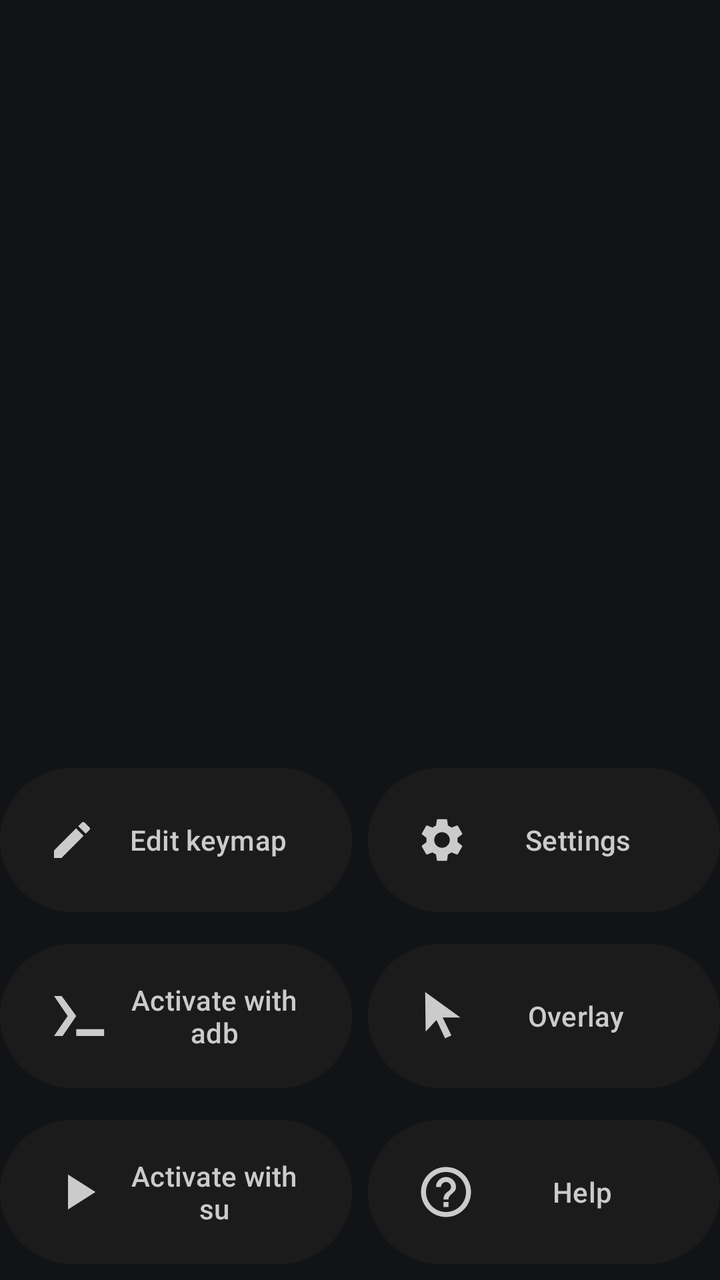
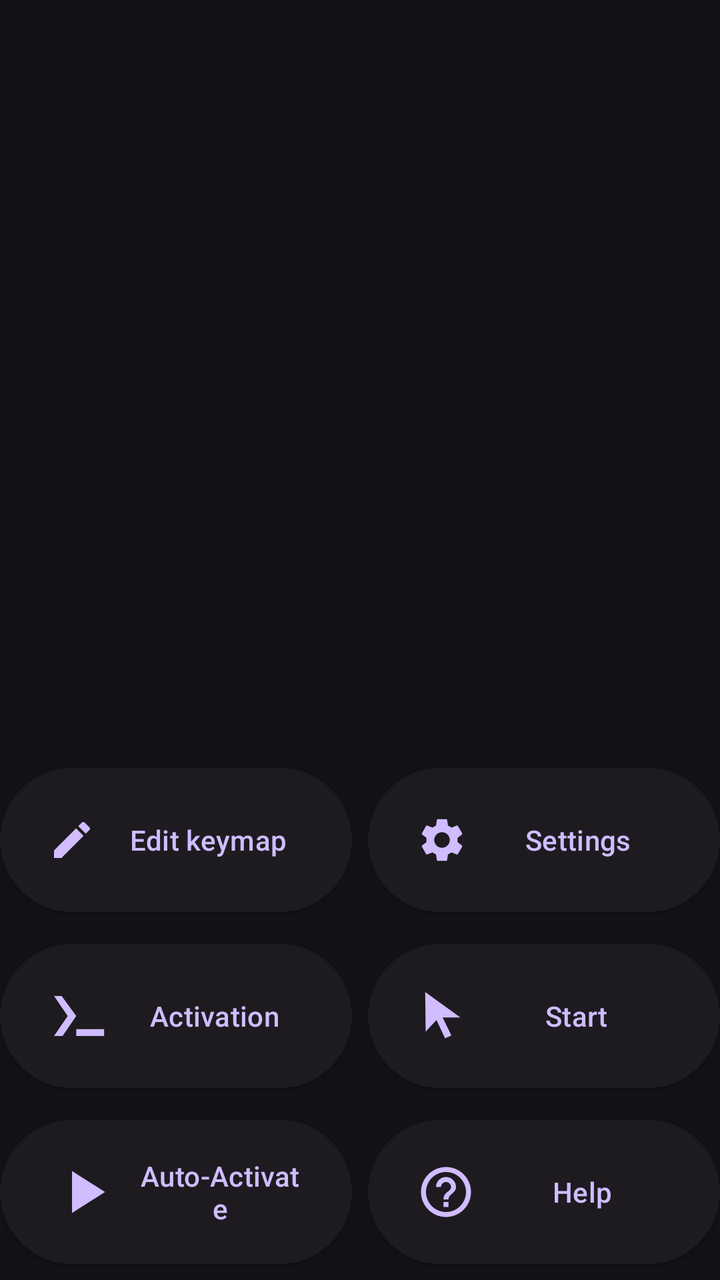

Screens rendered from an Android XML layout before and after an edit, with the pre-edit source and the edit as a unified diff.
<!-- AndroidManifest.xml: application theme Theme.XtMapper -->
<!-- res/layout/activity_main_controls.xml -->
<androidx.constraintlayout.widget.ConstraintLayout android:id="@+id/constrained"
    android:layout_width="match_parent"
    android:layout_height="wrap_content"
    android:layout_marginBottom="20dp"
    android:theme="@style/Theme.XtMapper.cmdview"
    app:layout_constraintBottom_toBottomOf="parent"
    android:gravity="bottom"
    tools:background="@color/black"
    xmlns:android="http://schemas.android.com/apk/res/android"
    xmlns:app="http://schemas.android.com/apk/res-auto"
    xmlns:tools="http://schemas.android.com/tools">

    <LinearLayout
        android:id="@+id/L2"
        android:layout_width="0dp"
        android:layout_height="wrap_content"
        android:orientation="vertical"
        app:layout_constraintLeft_toRightOf="@id/L1"
        app:layout_constraintRight_toRightOf="parent"
        android:layout_marginLeft="4dp"
        app:layout_constraintBottom_toBottomOf="parent">

        <com.google.android.material.button.MaterialButton
            android:id="@+id/config_button"
            android:layout_width="match_parent"
            android:layout_height="80dp"
            android:layout_marginVertical="4dp"
            android:text="@string/configure"
            app:icon="@drawable/ic_baseline_settings_24"
            app:iconSize="26dp" />

        <com.google.android.material.button.MaterialButton
            android:id="@+id/start_pointer"
            android:layout_width="match_parent"
            android:layout_height="80dp"
            android:layout_marginVertical="4dp"
            android:text="@string/start_touch_pointer"
            app:icon="@drawable/ic_pointer_arrow"
            app:iconSize="24dp" />

        <com.google.android.material.button.MaterialButton
            android:id="@+id/about_button"
            android:layout_width="match_parent"
            android:layout_height="80dp"
            android:layout_marginVertical="4dp"
            android:text="@string/help"
            app:icon="@drawable/ic_baseline_help_outline_24"
            app:iconSize="30dp" />
    </LinearLayout>


    <LinearLayout
        android:id="@+id/L1"
        android:layout_width="0dp"
        android:layout_height="wrap_content"
        android:layout_marginRight="4dp"
        android:orientation="vertical"
        app:layout_constraintLeft_toLeftOf="parent"
        app:layout_constraintRight_toLeftOf="@id/L2"
        app:layout_constraintBottom_toBottomOf="parent">

        <com.google.android.material.button.MaterialButton
            android:id="@+id/start_editor"
            android:layout_width="match_parent"
            android:layout_height="80dp"
            android:layout_marginVertical="4dp"
            android:text="@string/edit_keymap"
            app:icon="@drawable/ic_create_white_36dp"
            app:iconSize="24dp"
            android:drawablePadding="110dp"/>

        <com.google.android.material.button.MaterialButton
            android:id="@+id/start_in_terminal"
            android:layout_width="match_parent"
            android:layout_height="80dp"
            android:layout_marginVertical="4dp"
            android:text="@string/start_server_manual"
            app:icon="@drawable/ic_terminal"
            app:iconSize="30dp" />

        <com.google.android.material.button.MaterialButton
            android:id="@+id/start_server"
            android:layout_width="match_parent"
            android:layout_height="80dp"
            android:layout_marginVertical="4dp"
            android:text="@string/start_server"
            app:icon="@drawable/ic_start_button"
            app:iconSize="30dp" />

    </LinearLayout>

</androidx.constraintlayout.widget.ConstraintLayout>
<!-- resources referenced by this layout -->
<resources>
  <color name="black">#FF000000</color>
  <!-- drawable ic_baseline_help_outline_24 (drawable) -->
  <vector android:autoMirrored="true" android:height="24dp"
      android:tint="#FFFFFF" android:viewportHeight="24"
      android:viewportWidth="24" android:width="24dp" xmlns:android="http://schemas.android.com/apk/res/android">
      <path android:fillColor="@android:color/white"
          android:pathData="M11,18h2v-2h-2v2zM12,2C6.48,2 2,6.48 2,12s4.48,10 10,10 10,-4.48 10,-10S17.52,2 12,2zM12,20c-4.41,0 -8,-3.59 -8,-8s3.59,-8 8,-8 8,3.59 8,8 -3.59,8 -8,8zM12,6c-2.21,0 -4,1.79 -4,4h2c0,-1.1 0.9,-2 2,-2s2,0.9 2,2c0,2 -3,1.75 -3,5h2c0,-2.25 3,-2.5 3,-5 0,-2.21 -1.79,-4 -4,-4z"/>
  </vector>
  <!-- drawable ic_create_white_36dp (drawable) -->
  <vector
      android:tint="#FFFFFF"
      android:viewportHeight="24.0" android:viewportWidth="24.0"
      android:width="36dp" android:height="36dp"
      xmlns:android="http://schemas.android.com/apk/res/android">
      <path android:fillColor="#FFFFFFFF"
          android:pathData="M3,17.25V21h3.75L17.81,9.94l-3.75,-3.75L3,17.25zM20.71,7.04c0.39,-0.39 0.39,-1.02 0,-1.41l-2.34,-2.34c-0.39,-0.39 -1.02,-0.39 -1.41,0l-1.83,1.83 3.75,3.75 1.83,-1.83z"/>
  </vector>
  <!-- drawable ic_start_button (drawable) -->
  <vector android:height="24dp" android:tint="#FFFFFF"
      android:viewportHeight="24" android:viewportWidth="24"
      android:width="24dp" xmlns:android="http://schemas.android.com/apk/res/android">
      <path android:fillColor="@android:color/white" android:pathData="M8,5v14l11,-7z"/>
  </vector>
  <!-- drawable ic_terminal (drawable) -->
  <vector xmlns:android="http://schemas.android.com/apk/res/android"
      android:width="24dp"
      android:height="24dp"
      android:viewportWidth="1"
      android:viewportHeight="1">
    <path
        android:pathData="M0.2434,0.8329L0.1005,0.8329L0.3278,0.5L0.1005,0.1671L0.2278,0.1678L0.4707,0.5Z"
        android:fillColor="#FFFFFF"/>
    <path
        android:pathData="M0.4707,0.7205L0.4707,0.8329L0.9351,0.8329L0.9351,0.7205Z"
        android:fillColor="#FFFFFF"/>
  </vector>
  <string name="configure">Settings</string>
  <string name="edit_keymap">Edit keymap</string>
  <string name="help">Help</string>
  <string name="start_server">Activate with su</string>
  <string name="start_server_manual">Activate with adb</string>
  <string name="start_touch_pointer">Overlay</string>
  <style name="Theme.XtMapper.cmdview" parent="Theme.Material3.DynamicColors.Dark">
          
          <item name="colorPrimary">@color/dark_grey</item>
          <item name="colorOnPrimary">#cbcbcb</item>
      </style>
  <style name="Theme.XtMapper" parent="Theme.Material3.DynamicColors.Dark">
          
          <item name="colorPrimary">@color/grey</item>
          <item name="colorPrimaryVariant">@color/purple_500</item>
          <item name="colorOnPrimary">@color/white</item>
          
          <item name="colorSecondary">@color/teal_200</item>
          <item name="colorSecondaryVariant">@color/teal_700</item>
          <item name="colorOnSecondary">@color/black</item>
          
          <item name="android:statusBarColor">?attr/colorPrimaryVariant</item>
          
      </style>
  <color name="dark_grey">#1b1b1b</color>
  <color name="grey">#303030</color>
  <color name="purple_500">#FF6200EE</color>
  <color name="white">#FFFFFFFF</color>
  <color name="teal_200">#FF03DAC5</color>
  <color name="teal_700">#FF018786</color>
  <!-- unchanged entries left out for length: 2 -->
</resources>

<!-- the commit's change to res/layout/activity_main_controls.xml (unified diff, before → after) -->
@@ -2,13 +2,56 @@
     android:layout_width="match_parent"
     android:layout_height="wrap_content"
     android:layout_marginBottom="20dp"
-    android:theme="@style/Theme.XtMapper.cmdview"
+    android:theme="@style/Theme.Material3.Dark"
     app:layout_constraintBottom_toBottomOf="parent"
     android:gravity="bottom"
     tools:background="@color/black"
     xmlns:android="http://schemas.android.com/apk/res/android"
     xmlns:app="http://schemas.android.com/apk/res-auto"
     xmlns:tools="http://schemas.android.com/tools">
+
+    <LinearLayout
+        android:id="@+id/L1"
+        android:layout_width="0dp"
+        android:layout_height="wrap_content"
+        android:layout_marginRight="4dp"
+        android:orientation="vertical"
+        app:layout_constraintBottom_toBottomOf="parent"
+        app:layout_constraintLeft_toLeftOf="parent"
+        app:layout_constraintRight_toLeftOf="@id/L2">
+
+        <com.google.android.material.button.MaterialButton
+            style="@style/Widget.Material3.Button.ElevatedButton"
+            android:id="@+id/start_editor"
+            android:layout_width="match_parent"
+            android:layout_height="80dp"
+            android:layout_marginVertical="4dp"
+            android:drawablePadding="110dp"
+            android:text="@string/edit_keymap"
+            app:icon="@drawable/ic_create_white_36dp"
+            app:iconSize="24dp" />
+
+        <com.google.android.material.button.MaterialButton
+            style="@style/Widget.Material3.Button.ElevatedButton"
+            android:id="@+id/start_in_terminal"
+            android:layout_width="match_parent"
+            android:layout_height="80dp"
+            android:layout_marginVertical="4dp"
+            android:text="@string/activation"
+            app:icon="@drawable/ic_terminal"
+            app:iconSize="30dp" />
+
+        <com.google.android.material.button.MaterialButton
+            style="@style/Widget.Material3.Button.ElevatedButton"
+            android:id="@+id/start_server"
+            android:layout_width="match_parent"
+            android:layout_height="80dp"
+            android:layout_marginVertical="4dp"
+            android:text="@string/auto_activate"
+            app:icon="@drawable/ic_start_button"
+            app:iconSize="36dp" />
+
+    </LinearLayout>
 
     <LinearLayout
         android:id="@+id/L2"
@@ -21,6 +64,7 @@
         app:layout_constraintBottom_toBottomOf="parent">
 
         <com.google.android.material.button.MaterialButton
+            style="@style/Widget.Material3.Button.ElevatedButton"
             android:id="@+id/config_button"
             android:layout_width="match_parent"
             android:layout_height="80dp"
@@ -30,15 +74,17 @@
             app:iconSize="26dp" />
 
         <com.google.android.material.button.MaterialButton
+            style="@style/Widget.Material3.Button.ElevatedButton"
             android:id="@+id/start_pointer"
             android:layout_width="match_parent"
             android:layout_height="80dp"
             android:layout_marginVertical="4dp"
-            android:text="@string/start_touch_pointer"
+            android:text="@string/start"
             app:icon="@drawable/ic_pointer_arrow"
-            app:iconSize="24dp" />
+            app:iconSize="24dp"/>
 
         <com.google.android.material.button.MaterialButton
+            style="@style/Widget.Material3.Button.ElevatedButton"
             android:id="@+id/about_button"
             android:layout_width="match_parent"
             android:layout_height="80dp"
@@ -49,44 +95,4 @@
     </LinearLayout>
 
 
-    <LinearLayout
-        android:id="@+id/L1"
-        android:layout_width="0dp"
-        android:layout_height="wrap_content"
-        android:layout_marginRight="4dp"
-        android:orientation="vertical"
-        app:layout_constraintLeft_toLeftOf="parent"
-        app:layout_constraintRight_toLeftOf="@id/L2"
-        app:layout_constraintBottom_toBottomOf="parent">
-
-        <com.google.android.material.button.MaterialButton
-            android:id="@+id/start_editor"
-            android:layout_width="match_parent"
-            android:layout_height="80dp"
-            android:layout_marginVertical="4dp"
-            android:text="@string/edit_keymap"
-            app:icon="@drawable/ic_create_white_36dp"
-            app:iconSize="24dp"
-            android:drawablePadding="110dp"/>
-
-        <com.google.android.material.button.MaterialButton
-            android:id="@+id/start_in_terminal"
-            android:layout_width="match_parent"
-            android:layout_height="80dp"
-            android:layout_marginVertical="4dp"
-            android:text="@string/start_server_manual"
-            app:icon="@drawable/ic_terminal"
-            app:iconSize="30dp" />
-
-        <com.google.android.material.button.MaterialButton
-            android:id="@+id/start_server"
-            android:layout_width="match_parent"
-            android:layout_height="80dp"
-            android:layout_marginVertical="4dp"
-            android:text="@string/start_server"
-            app:icon="@drawable/ic_start_button"
-            app:iconSize="30dp" />
-
-    </LinearLayout>
-
 </androidx.constraintlayout.widget.ConstraintLayout>
<!-- resource entries referenced after the edit -->
@@ -36,17 +36,12 @@
         android:pathData="M0.4707,0.7205L0.4707,0.8329L0.9351,0.8329L0.9351,0.7205Z"
         android:fillColor="#FFFFFF"/>
   </vector>
+  <string name="activation">Activation</string>
+  <string name="auto_activate">Auto-Activate</string>
   <string name="configure">Settings</string>
   <string name="edit_keymap">Edit keymap</string>
   <string name="help">Help</string>
-  <string name="start_server">Activate with su</string>
-  <string name="start_server_manual">Activate with adb</string>
-  <string name="start_touch_pointer">Overlay</string>
-  <style name="Theme.XtMapper.cmdview" parent="Theme.Material3.DynamicColors.Dark">
-          
-          <item name="colorPrimary">@color/dark_grey</item>
-          <item name="colorOnPrimary">#cbcbcb</item>
-      </style>
+  <string name="start">Start</string>
   <style name="Theme.XtMapper" parent="Theme.Material3.DynamicColors.Dark">
           
           <item name="colorPrimary">@color/grey</item>
@@ -60,7 +55,6 @@
           <item name="android:statusBarColor">?attr/colorPrimaryVariant</item>
           
       </style>
-  <color name="dark_grey">#1b1b1b</color>
   <color name="grey">#303030</color>
   <color name="purple_500">#FF6200EE</color>
   <color name="white">#FFFFFFFF</color>
